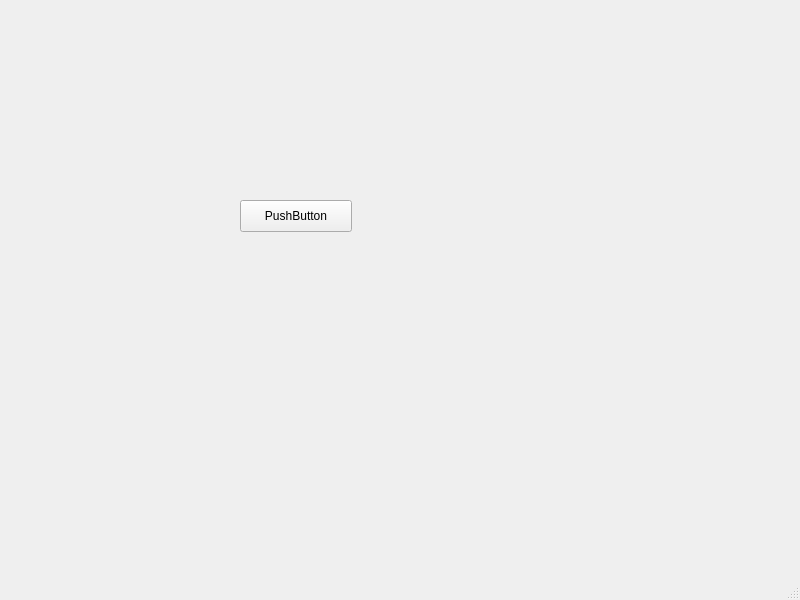
Old version of the form mainwindow.ui in the repository kkdlau/COMP2012H-OPERATION-H.
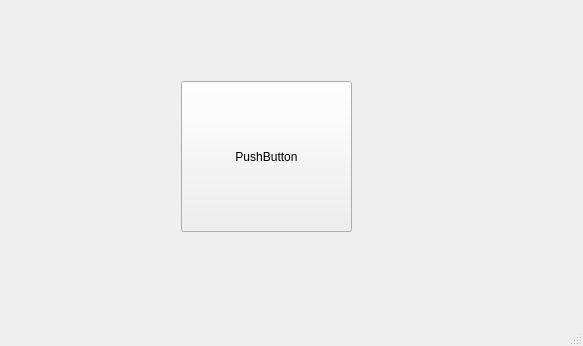
New version of the form.

The edit to the form file:
```diff
--- a/mainwindow.ui
+++ b/mainwindow.ui
@@ -6,8 +6,8 @@
    <rect>
     <x>0</x>
     <y>0</y>
-    <width>800</width>
-    <height>600</height>
+    <width>583</width>
+    <height>346</height>
    </rect>
   </property>
   <property name="windowTitle">
@@ -17,10 +17,10 @@
    <widget class="QPushButton" name="pushButton">
     <property name="geometry">
      <rect>
-      <x>240</x>
-      <y>200</y>
-      <width>112</width>
-      <height>32</height>
+      <x>181</x>
+      <y>81</y>
+      <width>171</width>
+      <height>151</height>
      </rect>
     </property>
     <property name="text">
```
Left out of the diff: 2 changed lines with no effect on the pictures.
